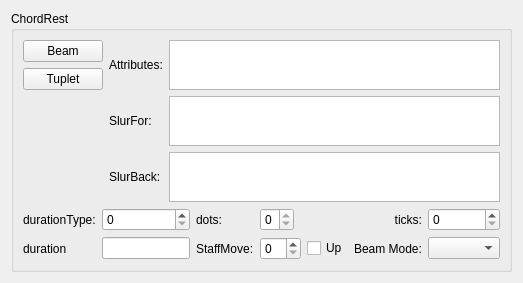
Above: mscore/mscore/chordrest.ui from musescore/musescore-old before the change. Below: the same form after it.
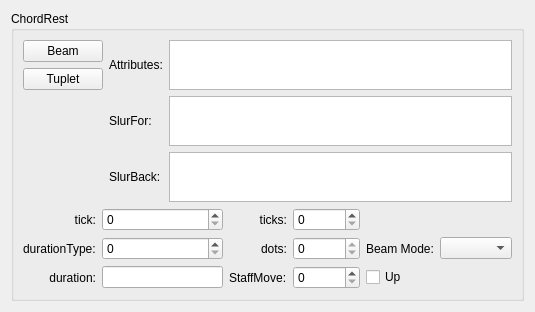
That is the form after the change.

Diff of the .ui file:
```diff
--- a/mscore/mscore/chordrest.ui
+++ b/mscore/mscore/chordrest.ui
@@ -6,8 +6,8 @@
    <rect>
     <x>0</x>
     <y>0</y>
-    <width>523</width>
-    <height>276</height>
+    <width>535</width>
+    <height>297</height>
    </rect>
   </property>
   <property name="windowTitle">
@@ -170,20 +170,20 @@
       </item>
       <item row="3" column="0" colspan="3">
        <layout class="QGridLayout" name="gridLayout">
-        <item row="0" column="0">
+        <item row="1" column="0">
          <widget class="QLabel" name="label_4">
           <property name="text">
            <string notr="true">durationType:</string>
           </property>
          </widget>
         </item>
-        <item row="0" column="1">
+        <item row="1" column="1">
          <widget class="QSpinBox" name="durationType"/>
         </item>
-        <item row="0" column="2">
+        <item row="1" column="2">
          <widget class="QLabel" name="label_3">
           <property name="sizePolicy">
-           <sizepolicy hsizetype="Fixed" vsizetype="Preferred">
+           <sizepolicy hsizetype="Preferred" vsizetype="Preferred">
             <horstretch>0</horstretch>
             <verstretch>0</verstretch>
            </sizepolicy>
@@ -196,10 +196,10 @@
           </property>
          </widget>
         </item>
-        <item row="0" column="3" colspan="2">
+        <item row="1" column="3" colspan="2">
          <widget class="QSpinBox" name="dots">
           <property name="sizePolicy">
-           <sizepolicy hsizetype="Maximum" vsizetype="Fixed">
+           <sizepolicy hsizetype="Preferred" vsizetype="Fixed">
             <horstretch>0</horstretch>
             <verstretch>0</verstretch>
            </sizepolicy>
@@ -212,7 +212,57 @@
           </property>
          </widget>
         </item>
-        <item row="0" column="6">
+        <item row="2" column="5">
+         <widget class="QCheckBox" name="upFlag">
+          <property name="toolTip">
+           <string notr="true"/>
+          </property>
+          <property name="text">
+           <string notr="true">Up</string>
+          </property>
+         </widget>
+        </item>
+        <item row="2" column="3" colspan="2">
+         <widget class="QSpinBox" name="move"/>
+        </item>
+        <item row="2" column="2">
+         <widget class="QLabel" name="label_8">
+          <property name="text">
+           <string>StaffMove:</string>
+          </property>
+         </widget>
+        </item>
+        <item row="2" column="0">
+         <widget class="QLabel" name="label_10">
+          <property name="text">
+           <string>duration:</string>
+          </property>
+          <property name="alignment">
+           <set>Qt::AlignRight|Qt::AlignTrailing|Qt::AlignVCenter</set>
+          </property>
+         </widget>
+        </item>
+        <item row="2" column="1">
+         <widget class="QLineEdit" name="duration"/>
+        </item>
+        <item row="0" column="0">
+         <widget class="QLabel" name="label_9">
+          <property name="text">
+           <string>tick:</string>
+          </property>
+          <property name="alignment">
+           <set>Qt::AlignRight|Qt::AlignTrailing|Qt::AlignVCenter</set>
+          </property>
+         </widget>
+        </item>
+        <item row="0" column="1">
+         <widget class="QSpinBox" name="tick">
+          <property name="maximum">
+           <number>2000000000</number>
+          </property>
+         </widget>
+        </item>
+        <item row="0" column="2">
          <widget class="QLabel" name="label_5">
           <property name="text">
            <string notr="true">ticks:</string>
@@ -222,14 +272,14 @@
           </property>
          </widget>
         </item>
-        <item row="0" column="7">
+        <item row="0" column="3" colspan="2">
          <widget class="QSpinBox" name="ticks">
           <property name="maximum">
            <number>9999999</number>
           </property>
          </widget>
         </item>
-        <item row="1" column="6">
+        <item row="1" column="5">
          <widget class="QLabel" name="label">
           <property name="toolTip">
            <string notr="true"/>
@@ -242,36 +292,6 @@
         <item row="1" column="7">
          <widget class="QComboBox" name="beamMode"/>
         </item>
-        <item row="1" column="5">
-         <widget class="QCheckBox" name="upFlag">
-          <property name="toolTip">
-           <string notr="true"/>
-          </property>
-          <property name="text">
-           <string notr="true">Up</string>
-          </property>
-         </widget>
-        </item>
-        <item row="1" column="3" colspan="2">
-         <widget class="QSpinBox" name="move"/>
-        </item>
-        <item row="1" column="2">
-         <widget class="QLabel" name="label_8">
-          <property name="text">
-           <string>StaffMove:</string>
-          </property>
-         </widget>
-        </item>
-        <item row="1" column="0">
-         <widget class="QLabel" name="label_10">
-          <property name="text">
-           <string>duration</string>
-          </property>
-         </widget>
-        </item>
-        <item row="1" column="1">
-         <widget class="QLineEdit" name="duration"/>
-        </item>
        </layout>
       </item>
      </layout>
```
